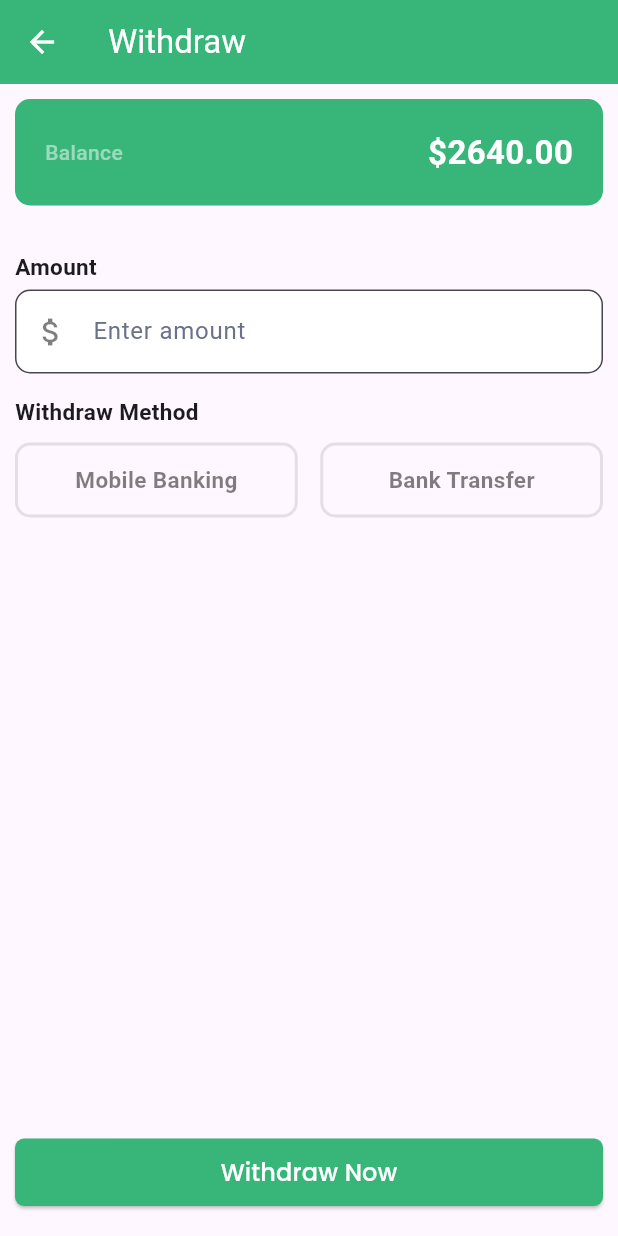
After one commit to EngNomanMolla/Agro, a Flutter app: the MorePageScreen screen opened by its route, after a tap on "Withdraw", on a phone screen of 412 x 824 dp. The commit adds this screen. Run offline on Flutter 3.47's test engine with Material 3 defaults, Android fonts, the phone set to English and light mode, and no system bars; our stand-ins replace cached_network_image, carousel_slider, device_preview, fluttertoast, font_awesome_flutter, get and 7 more; missing offline and left inert: dart:ffi; accounts and stored records are empty; network calls fail.

Commit message:
Working on withdraw ui

```diff
--- a/lib/App/modules/screens/more_page/views/more_page.dart
+++ b/lib/App/modules/screens/more_page/views/more_page.dart
@@ -9,6 +9,7 @@ import 'package:smart_biniyog/App/modules/screens/contact/views/contact_page.dar
 import 'package:smart_biniyog/App/modules/screens/faq_question/views/faq_question.dart';
 import 'package:smart_biniyog/App/modules/screens/privacy/views/privacy_page.dart';
 import 'package:smart_biniyog/App/modules/screens/profile/views/profile_page.dart';
+import 'package:smart_biniyog/App/modules/screens/withdraw/view/withdraw.dart';
 import 'package:smart_biniyog/App/modules/utils/TextStyles.dart';
 import 'package:smart_biniyog/App/routes/route_names.dart';
 
@@ -47,6 +48,23 @@ class MorePageScreen extends GetView<MoreController> {
                               TextStyle(color: Colors.white, fontSize: 17.0)),
                       leading: Icon(Icons.perm_identity_outlined,
                           color: Colors.white)),
+                ),
+              ),
+              SizedBox(height: 5.0),
+              Card(
+                color: Color(0xff38b579),
+                //     Get.toNamed(RouteNames.profile);
+                child: InkWell(
+                  onTap: () {
+                    Get.to(() => const WithdrawView());
+                  },
+                  child: ListTile(
+                      trailing: Icon(Icons.arrow_forward_ios,
+                          size: 17, color: Colors.white.withOpacity(0.7)),
+                      title: Text('Withdraw',
+                          style:
+                          TextStyle(color: Colors.white, fontSize: 17.0)),
+                      leading: Icon(Icons.account_balance_wallet_outlined, color: Colors.white)),
                 ),
               ),
               SizedBox(height: 5.0),
--- a/lib/App/modules/screens/profile/views/profile_page.dart
+++ b/lib/App/modules/screens/profile/views/profile_page.dart
@@ -1,4 +1,3 @@
-import 'package:flutter/cupertino.dart';
 import 'package:flutter/material.dart';
 import 'package:get/get.dart';
 import 'package:smart_biniyog/App/modules/screens/Financial/views/financial_page.dart';
@@ -13,7 +12,7 @@ class ProfilePageScreen extends GetView<ProfileController> {
   @override
   Widget build(BuildContext context) {
     return DefaultTabController(
-      length: 2, // Number of tabs
+      length: 4, // Number of tabs
       child: Scaffold(
         appBar: AppBar(
           automaticallyImplyLeading: false,
@@ -28,8 +27,8 @@ class ProfilePageScreen extends GetView<ProfileController> {
               isScrollable: true,
               tabs: [
                 Tab(icon: Icon(Icons.person), text: 'Personal'),
-                // Tab(icon: Icon(Icons.balance), text: 'Bank Info'),
-                // Tab(icon: Icon(Icons.send_to_mobile), text: 'M_Banking'),
+                Tab(icon: Icon(Icons.balance), text: 'Bank Info'),
+                Tab(icon: Icon(Icons.send_to_mobile), text: 'M_Banking'),
                 Tab(icon: Icon(Icons.privacy_tip), text: 'Nominee'),
               ],
               unselectedLabelColor: Colors.white.withOpacity(0.6),
@@ -39,8 +38,8 @@ class ProfilePageScreen extends GetView<ProfileController> {
         body: TabBarView(
           children: [
             PersonalInfoScreen(),
-            // FinancialScreen(),
-            // MobileBanking(),
+            FinancialScreen(),
+            MobileBanking(),
             NomineeScreen()
           ],
         ),
--- /dev/null
+++ b/lib/App/modules/screens/withdraw/view/withdraw.dart
@@ -0,0 +1,315 @@
+import 'package:flutter/material.dart';
+import 'package:flutter/services.dart';
+import 'package:get/get.dart';
+import 'package:google_fonts/google_fonts.dart';
+import 'package:smart_biniyog/App/modules/screens/withdraw/controller/withdraw_controller.dart';
+
+import '../../../Widgets/AppElevatedButtonWidget.dart';
+import '../../../Widgets/AppTextFieldWidget.dart';
+
+class WithdrawView extends StatefulWidget {
+  const WithdrawView({super.key});
+
+  @override
+  State<WithdrawView> createState() => _WithdrawViewState();
+}
+
+class _WithdrawViewState extends State<WithdrawView> {
+
+  int? selected;
+
+  @override
+  Widget build(BuildContext context) {
+
+    final controller = Get.put(WithdrawController());
+
+    return Scaffold(
+      appBar: AppBar(
+        leading: IconButton(
+          onPressed: () => Get.back(),
+          icon: Icon(
+            Icons.arrow_back,
+            color: Colors.white,
+          ),
+        ),
+        backgroundColor: Color(0xff38b579),
+        title: Text('Withdraw', style: TextStyle(color: Colors.white)),
+      ),
+      body: Padding(
+        padding: EdgeInsets.all(10),
+        child: Column(
+          crossAxisAlignment: CrossAxisAlignment.start,
+          children: [
+            Container(
+              padding: EdgeInsets.all(20),
+              decoration: BoxDecoration(
+                  color: Color(0xff38b579),
+                  borderRadius: BorderRadius.circular(10)),
+              child: Row(
+                mainAxisAlignment: MainAxisAlignment.spaceBetween,
+                children: [
+                  Text(
+                    'Balance',
+                    style: TextStyle(
+                      color: Colors.white.withOpacity(.5),
+                      fontWeight: FontWeight.w500,
+                    ),
+                  ),
+                  Text(
+                    '\$2640.00',
+                    style: TextStyle(
+                      fontWeight: FontWeight.bold,
+                      fontSize: 22,
+                      color: Colors.white,
+                    ),
+                  ),
+                ],
+              ),
+            ),
+            Expanded(
+              child: SingleChildScrollView(
+                child: Column(
+                  crossAxisAlignment: CrossAxisAlignment.start,
+                  children: [
+                    const SizedBox(
+                      height: 30,
+                    ),
+                    Text(
+                      'Amount',
+                      style: TextStyle(
+                        fontWeight: FontWeight.bold,
+                        fontSize: 15,
+                      ),
+                    ),
+                    const SizedBox(
+                      height: 5,
+                    ),
+                    AppTextFieldWidget(
+                        inputFormatters: [
+                          FilteringTextInputFormatter.digitsOnly,
+                        ],
+                      controller: TextEditingController(),
+                      hintText: 'Enter amount',
+                      prefixIcon: Icon(
+                        Icons.attach_money,
+                        color: Colors.black.withOpacity(.5),
+                      ),
+                      validator: (value) {
+                        if (value!.isEmpty) {
+                          return 'Please enter a amount.';
+                        }
+                        return null;
+                      },
+                    ),
+                    const SizedBox(
+                      height: 15,
+                    ),
+                    Text(
+                      'Withdraw Method',
+                      style: TextStyle(
+                        fontWeight: FontWeight.bold,
+                        fontSize: 15,
+                      ),
+                    ),
+                    const SizedBox(
+                      height: 10,
+                    ),
+                    Row(
+                      children: [
+                        Expanded(
+                          child: InkWell(
+                            onTap: () => setState(() {
+                              selected = 0;
+                            }),
+                            child: Container(
+                              height: 50,
+                              decoration: BoxDecoration(
+                                  color: selected != null && selected == 0 ? Color(0xff38b579).withOpacity(.050) : null,
+                                  border: Border.all(
+                                    color: selected != null && selected == 0 ? Color(0xff38b579) : Colors.black.withOpacity(.1),
+                                    width: 2,
+                                  ),
+                                  borderRadius: BorderRadius.circular(10)
+                              ),
+                              child: Center(
+                                child: Text('Mobile Banking',
+                                  style: TextStyle(
+                                    fontWeight: FontWeight.w600,
+                                    fontSize: 15,
+                                    color: selected != null && selected == 0 ? Color(0xff38b579) : Colors.black.withOpacity(.5),
+                                  ),),
+                              ),
+                            ),
+                          ),
+                        ),
+                        const SizedBox(
+                          width: 15,
+                        ),
+
+                        Expanded(
+                          child: InkWell(
+                            onTap: () => setState(() {
+                              selected = 1;
+                            }),
+                            child: Container(
+                              height: 50,
+                              decoration: BoxDecoration(
+                                  color: selected != null && selected == 1 ? Color(0xff38b579).withOpacity(.050) : null,
+                                  border: Border.all(
+                                    color: selected != null && selected == 1 ? Color(0xff38b579) : Colors.black.withOpacity(.1),
+                                    width: 2,
+                                  ),
+                                  borderRadius: BorderRadius.circular(10)
+                              ),
+                              child: Center(
+                                child: Text('Bank Transfer',
+                                  style: TextStyle(
+                                    fontWeight: FontWeight.w600,
+                                    fontSize: 15,
+                                    color: selected != null && selected == 1 ? Color(0xff38b579) : Colors.black.withOpacity(.5),
+                                  ),),
+                              ),
+                            ),
+                          ),
+                        ),
+
+                      ],
+                    ),
+                    const SizedBox(
+                      height: 10,
+                    ),
+                    Column(
+                      crossAxisAlignment: CrossAxisAlignment.start,
+                      children: selected == null ? [] : selected == 1 ? [
+                        Text(
+                          'Bank Name',
+                          style: TextStyle(
+                            fontWeight: FontWeight.bold,
+                            fontSize: 15,
+                          ),
+                        ),
+                        const SizedBox(
+                          height: 5,
+                        ),
+                        AppTextFieldWidget(
+                          enabled: false,
+                          controller: TextEditingController(),
+                          hintText: 'Dutch Bangla Bank',
+                        ),
+                        const SizedBox(
+                          height: 10,
+                        ),
+                        Text(
+                          'Branch',
+                          style: TextStyle(
+                            fontWeight: FontWeight.bold,
+                            fontSize: 15,
+                          ),
+                        ),
+                        const SizedBox(
+                          height: 5,
+                        ),
+                        AppTextFieldWidget(
+                          enabled: false,
+                          controller: TextEditingController(),
+                          hintText: 'Elenga Branch',
+                        ),
+                        const SizedBox(
+                          height: 10,
+                        ),
+                        Text(
+                          'Branch',
+                          style: TextStyle(
+                            fontWeight: FontWeight.bold,
+                            fontSize: 15,
+                          ),
+                        ),
+                        const SizedBox(
+                          height: 5,
+                        ),
+                        AppTextFieldWidget(
+                          enabled: false,
+                          controller: TextEditingController(),
+                          hintText: 'Elenga Branch',
+                        ),
+                      ] : [
+                        Text(
+                          'Bank Name',
+                          style: TextStyle(
+                            fontWeight: FontWeight.bold,
+                            fontSize: 15,
+                          ),
+                        ),
+                        const SizedBox(
+                          height: 5,
+                        ),
+                        AppTextFieldWidget(
+                          enabled: false,
+                          controller: TextEditingController(),
+                          hintText: 'Dutch Bangla Bank',
+                        ),
+                        const SizedBox(
+                          height: 10,
+                        ),
+                        Text(
+                          'Branch',
+                          style: TextStyle(
+                            fontWeight: FontWeight.bold,
+                            fontSize: 15,
+                          ),
+                        ),
+                        const SizedBox(
+                          height: 5,
+                        ),
+                        AppTextFieldWidget(
+                          enabled: false,
+                          controller: TextEditingController(),
+                          hintText: 'Elenga Branch',
+                        ),
+                        const SizedBox(
+                          height: 10,
+                        ),
+                        Text(
+                          'Branch',
+                          style: TextStyle(
+                            fontWeight: FontWeight.bold,
+                            fontSize: 15,
+                          ),
+                        ),
+                        const SizedBox(
+                          height: 5,
+                        ),
+                        AppTextFieldWidget(
+                          enabled: false,
+                          controller: TextEditingController(),
+                          hintText: 'Elenga Branch',
+                        ),
+                      ],
+                    )
+                  ],
+                ),
+              ),
+            ),
+
+            AppElevatedButton(
+              Color: Color(0xff38b579),
+              onTap: () {},
+              child: Text(
+                "Withdraw Now",
+                style: GoogleFonts.poppins(
+                  textStyle: const TextStyle(
+                    color: Color(0xFFFFFFFF),
+                    fontSize: 16,
+                  ),
+                ),
+              ),
+            ),
+            const SizedBox(
+              height: 10,
+            ),
+          ],
+        ),
+      ),
+    );
+  }
+}
--- a/lib/App/modules/widgets/AppTextFieldWidget.dart
+++ b/lib/App/modules/widgets/AppTextFieldWidget.dart
@@ -1,6 +1,6 @@
 import 'package:flutter/cupertino.dart';
 import 'package:flutter/material.dart';
-
+import 'package:flutter/services.dart';
 
 class AppTextFieldWidget extends StatelessWidget {
   const AppTextFieldWidget({
@@ -14,6 +14,7 @@ class AppTextFieldWidget extends StatelessWidget {
     this.suffixIcon,
     this.prefixIcon,
     this.onChanged,
+    this.enabled, this.inputFormatters,
   }) : super(key: key);
   final Widget? suffixIcon;
   final Widget? prefixIcon;
@@ -23,12 +24,15 @@ class AppTextFieldWidget extends StatelessWidget {
   final int? maxLines;
   final Function(String?)? validator;
   final bool? readOnly;
-  final Function(String?)? onChanged ;
-
+  final bool? enabled;
+  final Function(String?)? onChanged;
+  final List<TextInputFormatter>? inputFormatters;
 
   @override
   Widget build(BuildContext context) {
     return TextFormField(
+      inputFormatters: inputFormatters,
+      enabled: enabled,
       onChanged: onChanged,
       controller: controller,
       obscureText: obscureText ?? false,
@@ -41,9 +45,10 @@ class AppTextFieldWidget extends StatelessWidget {
         return null;
       },
       decoration: InputDecoration(
-        fillColor: Colors.white,
+        fillColor:
+            enabled == false ? Colors.grey.withOpacity(.2) : Colors.white,
         hintText: hintText,
-        hintStyle:TextStyle(
+        hintStyle: TextStyle(
           color: Color(0xFF6A7189),
           fontSize: 16,
         ),
@@ -61,8 +66,8 @@ class AppTextFieldWidget extends StatelessWidget {
         //   borderSide: BorderSide(color: Colors.transparent),
         //
         // ),
-        suffixIcon:suffixIcon,
-        prefixIcon:prefixIcon,
+        suffixIcon: suffixIcon,
+        prefixIcon: prefixIcon,
       ),
     );
   }
```
Also changed, not shown: lib/App/data/service/network_caller.dart (+30 -0 lines), lib/App/modules/screens/Financial/views/financial_page.dart (+32 -31 lines), lib/App/modules/screens/change_financial/controller/change_financial.dart (+24 -15 lines), lib/App/modules/screens/change_financial/views/change_financial-page.dart (+39 -62 lines), lib/App/modules/screens/mbanking change/controller/m_controller.dart (+17 -13 lines), lib/App/modules/screens/mbanking change/views/mbanking-change.dart (+15 -15 lines), lib/App/modules/screens/mbanking/views/mbankin_page.dart (+26 -27 lines), lib/App/modules/screens/withdraw/controller/withdraw_controller.dart (added, +15 -0 lines).
